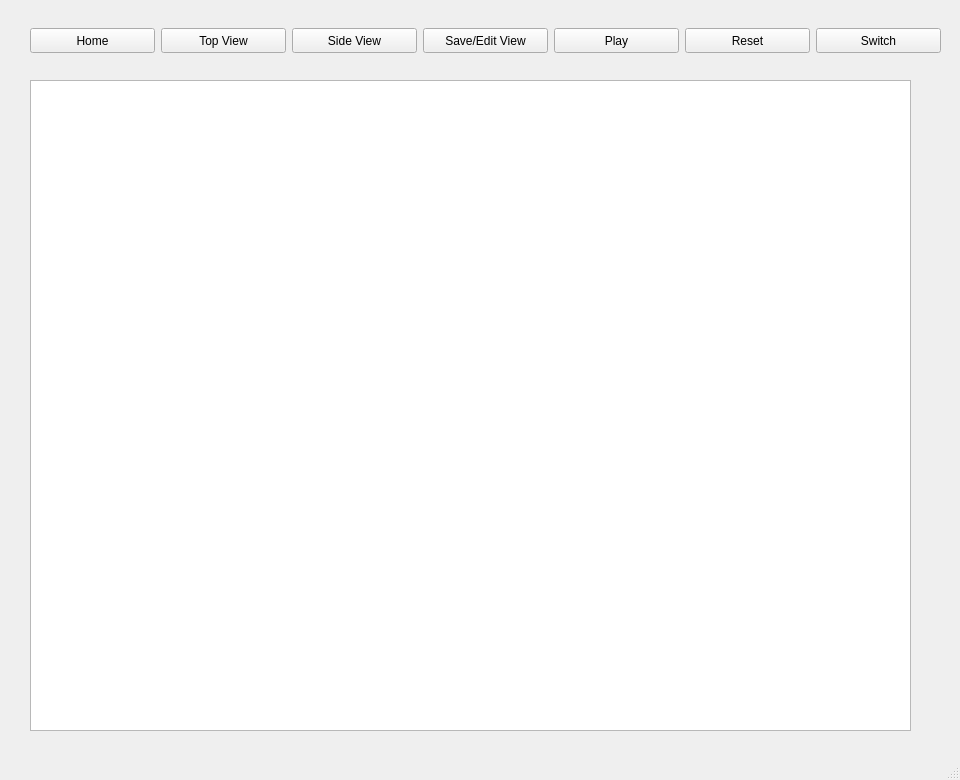
Before: the Qt Designer form src/autoCam_pkg/ui/main_window.ui in raghavnagpal/autoCam_ROS-Qt, drawn with Qt 5.
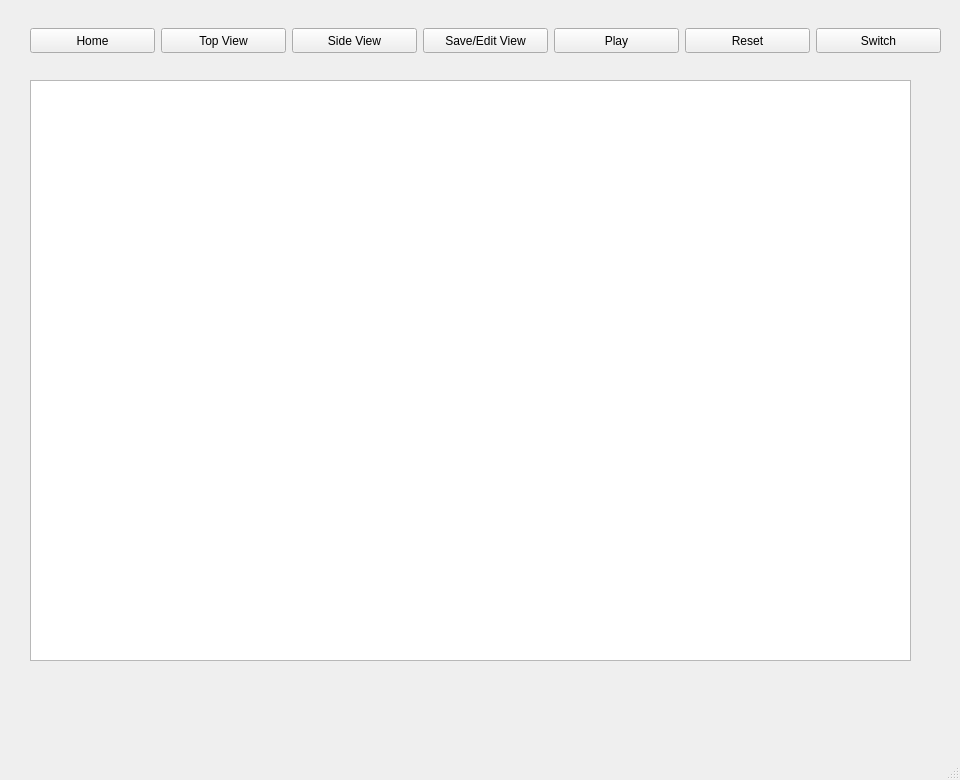
After: the same form once the commit is applied.

What changed in the file:
```diff
--- a/src/autoCam_pkg/ui/main_window.ui
+++ b/src/autoCam_pkg/ui/main_window.ui
@@ -192,7 +192,7 @@
       <x>30</x>
       <y>80</y>
       <width>881</width>
-      <height>651</height>
+      <height>581</height>
      </rect>
     </property>
    </widget>
```
